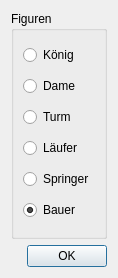
This is chesster/gui/res/promotion_dialog.ui in AKJ7/chesster as Qt 5 draws it before an edit. The edited form follows.
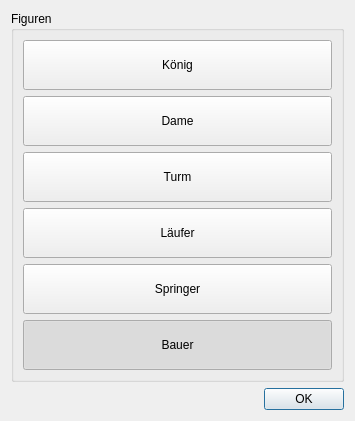
This is the edited form.

Commit message: GUI improvements, added icons to promotion dialog

What changed in the file:
```diff
--- a/chesster/gui/res/promotion_dialog.ui
+++ b/chesster/gui/res/promotion_dialog.ui
@@ -6,8 +6,8 @@
    <rect>
     <x>0</x>
     <y>0</y>
-    <width>118</width>
-    <height>278</height>
+    <width>355</width>
+    <height>421</height>
    </rect>
   </property>
   <property name="windowTitle">
@@ -21,45 +21,183 @@
      </property>
      <layout class="QVBoxLayout" name="verticalLayout">
       <item>
-       <widget class="QRadioButton" name="radioButton_2">
+       <widget class="QPushButton" name="pushButton">
+        <property name="sizePolicy">
+         <sizepolicy hsizetype="Minimum" vsizetype="MinimumExpanding">
+          <horstretch>0</horstretch>
+          <verstretch>0</verstretch>
+         </sizepolicy>
+        </property>
+        <property name="cursor">
+         <cursorShape>PointingHandCursor</cursorShape>
+        </property>
         <property name="text">
          <string>König</string>
         </property>
+        <property name="iconSize">
+         <size>
+          <width>64</width>
+          <height>64</height>
+         </size>
+        </property>
+        <property name="checkable">
+         <bool>true</bool>
+        </property>
+        <property name="checked">
+         <bool>false</bool>
+        </property>
+        <property name="autoExclusive">
+         <bool>true</bool>
+        </property>
+        <property name="autoDefault">
+         <bool>true</bool>
+        </property>
+        <property name="default">
+         <bool>false</bool>
+        </property>
+        <property name="flat">
+         <bool>false</bool>
+        </property>
        </widget>
       </item>
       <item>
-       <widget class="QRadioButton" name="radioButton">
+       <widget class="QPushButton" name="pushButton_2">
+        <property name="sizePolicy">
+         <sizepolicy hsizetype="Minimum" vsizetype="MinimumExpanding">
+          <horstretch>0</horstretch>
+          <verstretch>0</verstretch>
+         </sizepolicy>
+        </property>
+        <property name="cursor">
+         <cursorShape>PointingHandCursor</cursorShape>
+        </property>
         <property name="text">
          <string>Dame</string>
         </property>
+        <property name="iconSize">
+         <size>
+          <width>64</width>
+          <height>64</height>
+         </size>
+        </property>
+        <property name="checkable">
+         <bool>true</bool>
+        </property>
+        <property name="autoExclusive">
+         <bool>true</bool>
+        </property>
        </widget>
       </item>
       <item>
-       <widget class="QRadioButton" name="radioButton_3">
+       <widget class="QPushButton" name="pushButton_3">
+        <property name="sizePolicy">
+         <sizepolicy hsizetype="Minimum" vsizetype="MinimumExpanding">
+          <horstretch>0</horstretch>
+          <verstretch>0</verstretch>
+         </sizepolicy>
+        </property>
+        <property name="cursor">
+         <cursorShape>PointingHandCursor</cursorShape>
+        </property>
         <property name="text">
          <string>Turm</string>
         </property>
+        <property name="iconSize">
+         <size>
+          <width>64</width>
+          <height>64</height>
+         </size>
+        </property>
+        <property name="checkable">
+         <bool>true</bool>
+        </property>
+        <property name="autoExclusive">
+         <bool>true</bool>
+        </property>
        </widget>
       </item>
       <item>
-       <widget class="QRadioButton" name="radioButton_4">
+       <widget class="QPushButton" name="pushButton_4">
+        <property name="sizePolicy">
+         <sizepolicy hsizetype="Minimum" vsizetype="MinimumExpanding">
+          <horstretch>0</horstretch>
+          <verstretch>0</verstretch>
+         </sizepolicy>
+        </property>
+        <property name="cursor">
+         <cursorShape>PointingHandCursor</cursorShape>
+        </property>
         <property name="text">
          <string>Läufer</string>
         </property>
+        <property name="iconSize">
+         <size>
+          <width>64</width>
+          <height>64</height>
+         </size>
+        </property>
+        <property name="checkable">
+         <bool>true</bool>
+        </property>
+        <property name="autoExclusive">
+         <bool>true</bool>
+        </property>
        </widget>
       </item>
       <item>
-       <widget class="QRadioButton" name="radioButton_5">
+       <widget class="QPushButton" name="pushButton_5">
+        <property name="sizePolicy">
+         <sizepolicy hsizetype="Minimum" vsizetype="MinimumExpanding">
+          <horstretch>0</horstretch>
+          <verstretch>0</verstretch>
+         </sizepolicy>
+        </property>
+        <property name="cursor">
+         <cursorShape>PointingHandCursor</cursorShape>
+        </property>
         <property name="text">
          <string>Springer</string>
         </property>
+        <property name="iconSize">
+         <size>
+          <width>64</width>
+          <height>64</height>
+         </size>
+        </property>
+        <property name="checkable">
+         <bool>true</bool>
+        </property>
+        <property name="autoRepeat">
+         <bool>false</bool>
+        </property>
+        <property name="autoExclusive">
+         <bool>true</bool>
+        </property>
        </widget>
       </item>
       <item>
-       <widget class="QRadioButton" name="radioButton_7">
+       <widget class="QPushButton" name="pushButton_6">
+        <property name="sizePolicy">
+         <sizepolicy hsizetype="Minimum" vsizetype="MinimumExpanding">
+          <horstretch>0</horstretch>
+          <verstretch>0</verstretch>
+         </sizepolicy>
+        </property>
+        <property name="cursor">
+         <cursorShape>PointingHandCursor</cursorShape>
+        </property>
         <property name="text">
          <string>Bauer</string>
         </property>
+        <property name="iconSize">
+         <size>
+          <width>64</width>
+          <height>64</height>
+         </size>
+        </property>
+        <property name="checkable">
+         <bool>true</bool>
+        </property>
         <property name="checked">
          <bool>true</bool>
         </property>
@@ -70,6 +208,15 @@
    </item>
    <item>
     <widget class="QDialogButtonBox" name="buttonBox">
+     <property name="sizePolicy">
+      <sizepolicy hsizetype="Expanding" vsizetype="Fixed">
+       <horstretch>0</horstretch>
+       <verstretch>0</verstretch>
+      </sizepolicy>
+     </property>
+     <property name="cursor">
+      <cursorShape>PointingHandCursor</cursorShape>
+     </property>
      <property name="standardButtons">
       <set>QDialogButtonBox::Ok</set>
      </property>
```
Left out of the diff: 5 changed lines with no effect on the pictures. The commit also changes 5 other files.
